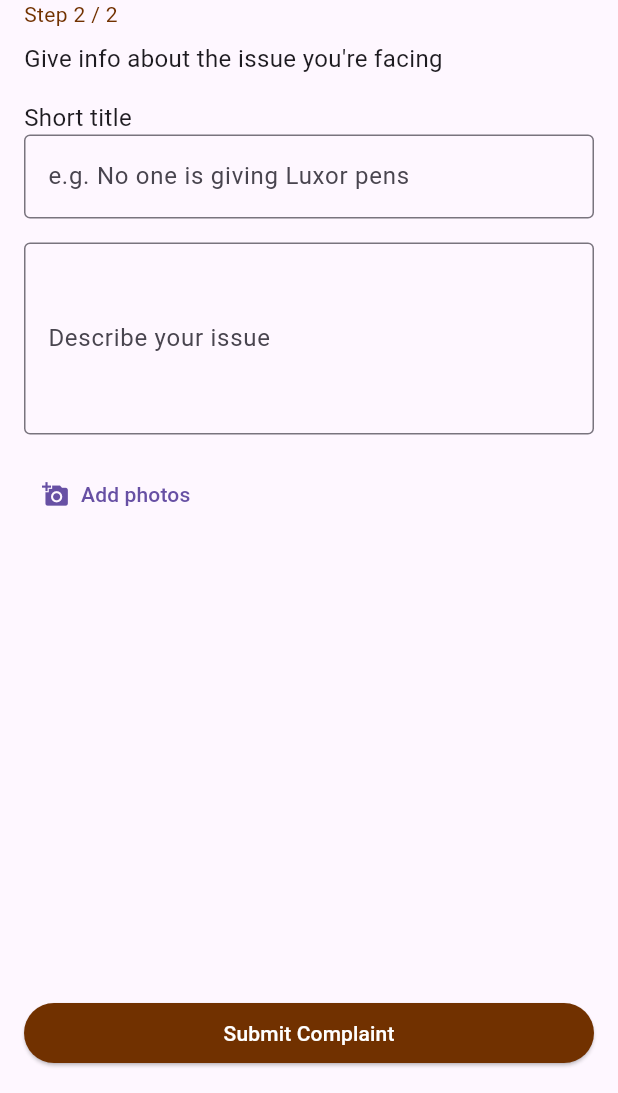
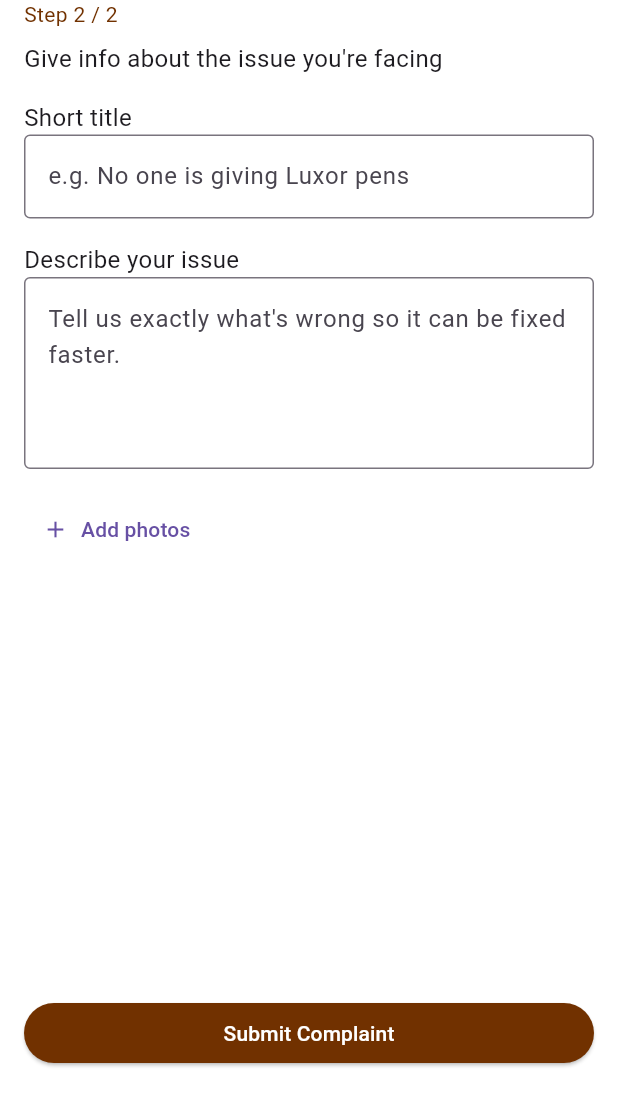
Before and after one commit to Vastu-verma/flutter-app, a Flutter app: the StepTwoScreen screen opened directly, on a phone screen of 412 x 824 dp, the part 143-1236 px from its top. Run offline on Flutter 3.47's test engine with Material 3 defaults, Android fonts, the phone set to English and light mode, and no system bars.

Commit message:
initial commit

```diff
--- a/lib/firstScreen.dart
+++ b/lib/firstScreen.dart
@@ -55,9 +55,12 @@ class _StepOneScreenState extends State<StepOneScreen> {
             },
             style: OutlinedButton.styleFrom(
               padding: const EdgeInsets.all(16),
+              shape: RoundedRectangleBorder(
+                borderRadius: BorderRadius.circular(20), // Adjust radius as needed
+              ),
               side: const BorderSide(color: Colors.grey),
               backgroundColor:
-              selectedOption == option['label'] ?  Colors.brown : Colors.white,
+              selectedOption == option['label'] ? Color.fromRGBO(255,232,215,1) : Colors.white,
             ),
             child: Row(
               children: [
@@ -82,6 +85,7 @@ class _StepOneScreenState extends State<StepOneScreen> {
     return Scaffold(
       backgroundColor: Colors.white,
       appBar: AppBar(
+        backgroundColor: Colors.white,
         title: const Text('Write your reviews'),
         leading: const BackButton(),
       ),
--- a/lib/secondScreen.dart
+++ b/lib/secondScreen.dart
@@ -7,7 +7,10 @@ class StepTwoScreen extends StatelessWidget {
   @override
   Widget build(BuildContext context) {
     return Scaffold(
+      backgroundColor: Colors.white,
+      resizeToAvoidBottomInset: true,
       appBar: AppBar(
+        backgroundColor: Colors.white,
         leading: const BackButton(),
       ),
       body: Padding(
@@ -38,10 +41,15 @@ class StepTwoScreen extends StatelessWidget {
               ),
             ),
             const SizedBox(height: 16),
+            const Text(
+              "Describe your issue",
+              style: TextStyle(fontSize: 16),
+            ),
             const TextField(
               maxLines: 4,
+
               decoration: InputDecoration(
-                labelText: 'Describe your issue',
+
                 hintText: "Tell us exactly what's wrong so it can be fixed faster.",
                 border: OutlineInputBorder(),
               ),
@@ -49,7 +57,7 @@ class StepTwoScreen extends StatelessWidget {
             const SizedBox(height: 16),
             TextButton.icon(
               onPressed: () {},
-              icon: const Icon(Icons.add_a_photo),
+              icon: const Icon(Icons.add),
               label: const Text("Add photos"),
             ),
             const Spacer(),
```
Also changed, not shown: assets/img_1.png.
